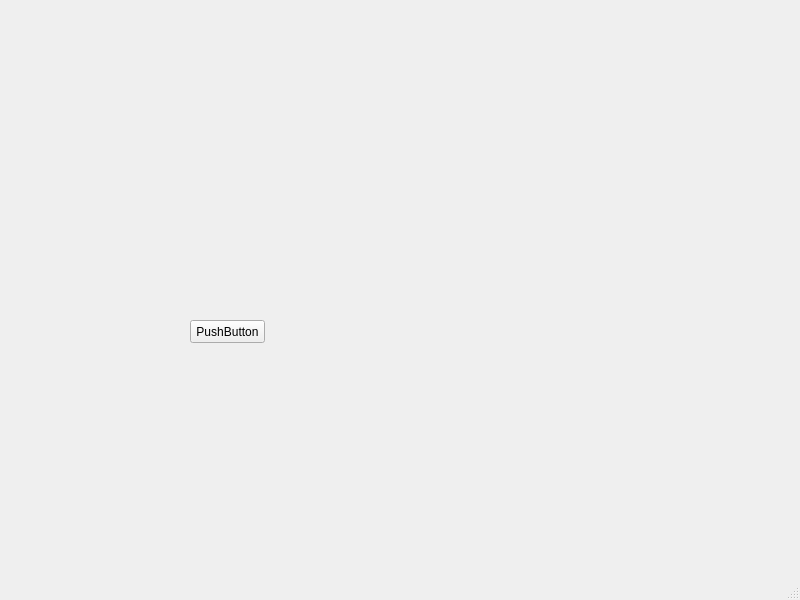
Old version of the form mainwindow.ui in the repository awmleer/grade-management.
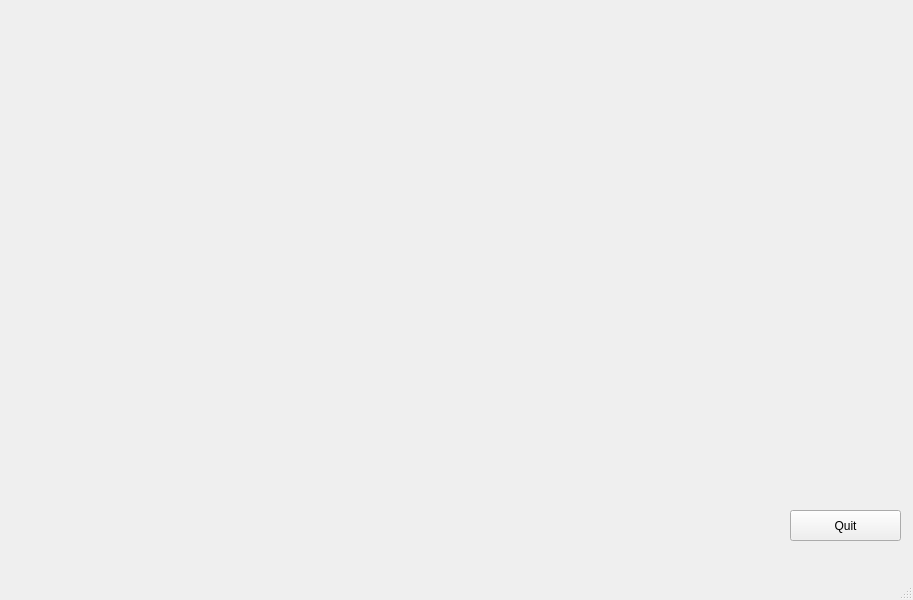
New version of the form.

```diff
--- a/mainwindow.ui
+++ b/mainwindow.ui
@@ -6,7 +6,7 @@
    <rect>
     <x>0</x>
     <y>0</y>
-    <width>800</width>
+    <width>913</width>
     <height>600</height>
    </rect>
   </property>
@@ -17,14 +17,14 @@
    <widget class="QPushButton" name="pushButton_2">
     <property name="geometry">
      <rect>
-      <x>190</x>
-      <y>320</y>
-      <width>75</width>
-      <height>23</height>
+      <x>790</x>
+      <y>510</y>
+      <width>111</width>
+      <height>31</height>
      </rect>
     </property>
     <property name="text">
-     <string>PushButton</string>
+     <string>Quit</string>
     </property>
    </widget>
   </widget>
```
Left out of the diff: 23 changed lines with no effect on the pictures.
